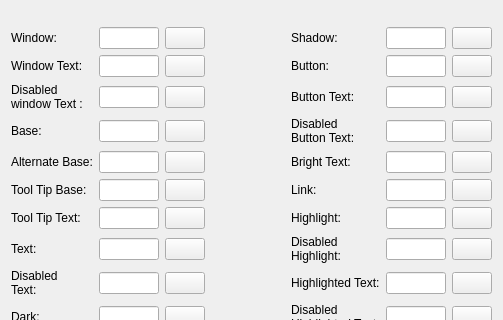
The window that src/forms/ui_changtheme.ui (TuringApp/Turing) describes before a commit, drawn with Qt 5; both pictures show x 0 to 503 and y 0 to 320 of the 503 by 459 pixel window.
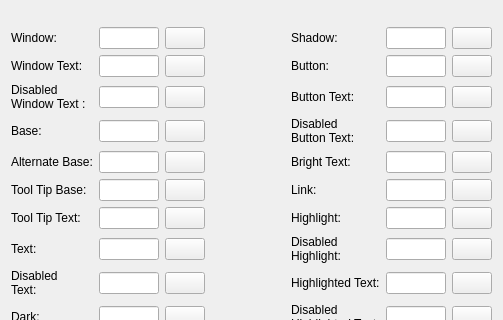
The same window after the commit. Icons and pictures are not drawn.

Diff of the .ui file:
```diff
--- a/src/forms/ui_changtheme.ui
+++ b/src/forms/ui_changtheme.ui
@@ -573,7 +573,7 @@
       <widget class="QLabel" name="label_03">
        <property name="text">
         <string>Disabled
-window Text : </string>
+Window Text :</string>
        </property>
        <property name="buddy">
         <cstring>txtColor_11</cstring>
```
